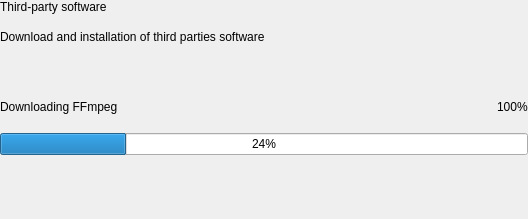
First picture: the form in ui/designer/ui_third_party_install_widget.ui, repository herlegon/hinstall-wss-gui, before the edit.
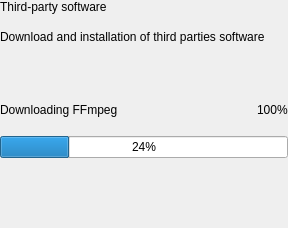
Second picture: the form after the edit.

What changed in the file:
```diff
--- a/ui/designer/ui_third_party_install_widget.ui
+++ b/ui/designer/ui_third_party_install_widget.ui
@@ -6,8 +6,8 @@
    <rect>
     <x>0</x>
     <y>0</y>
-    <width>528</width>
-    <height>219</height>
+    <width>288</width>
+    <height>228</height>
    </rect>
   </property>
   <property name="windowTitle">
@@ -45,22 +45,9 @@
    </item>
    <item>
     <layout class="QVBoxLayout" name="verticalLayout_2">
-     <item>
-      <spacer name="verticalSpacer_2">
-       <property name="orientation">
-        <enum>Qt::Orientation::Vertical</enum>
-       </property>
-       <property name="sizeType">
-        <enum>QSizePolicy::Policy::Fixed</enum>
-       </property>
-       <property name="sizeHint" stdset="0">
-        <size>
-         <width>511</width>
-         <height>37</height>
-        </size>
-       </property>
-      </spacer>
-     </item>
+     <property name="topMargin">
+      <number>40</number>
+     </property>
      <item>
       <layout class="QHBoxLayout" name="horizontalLayout">
        <item>
```
